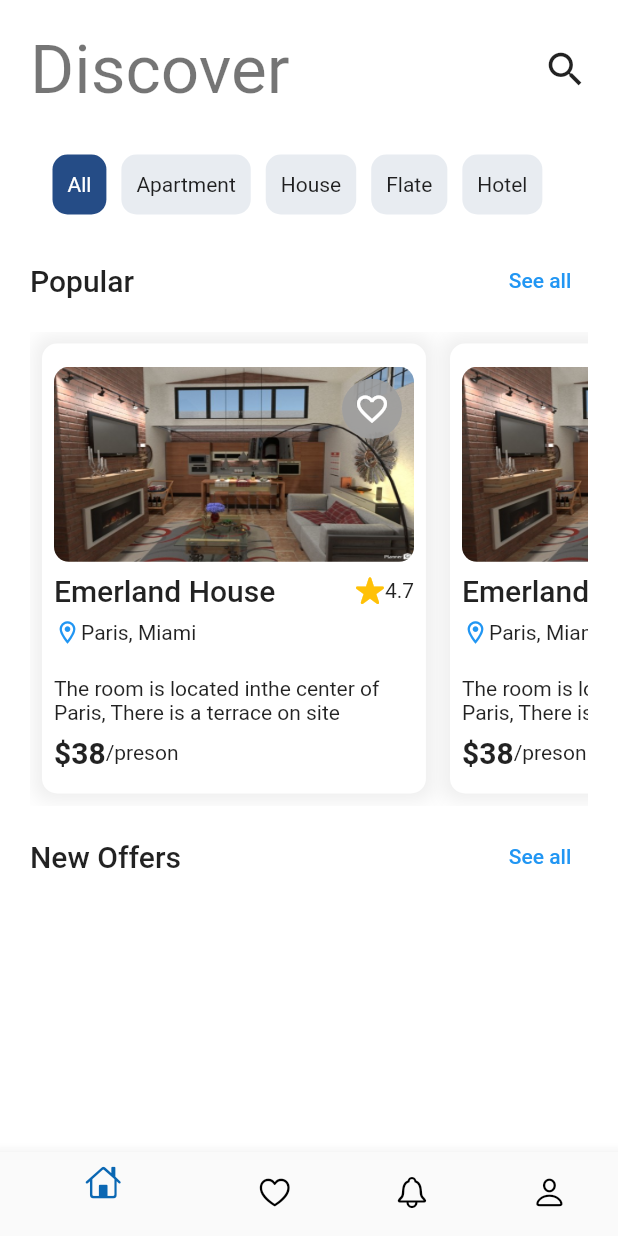
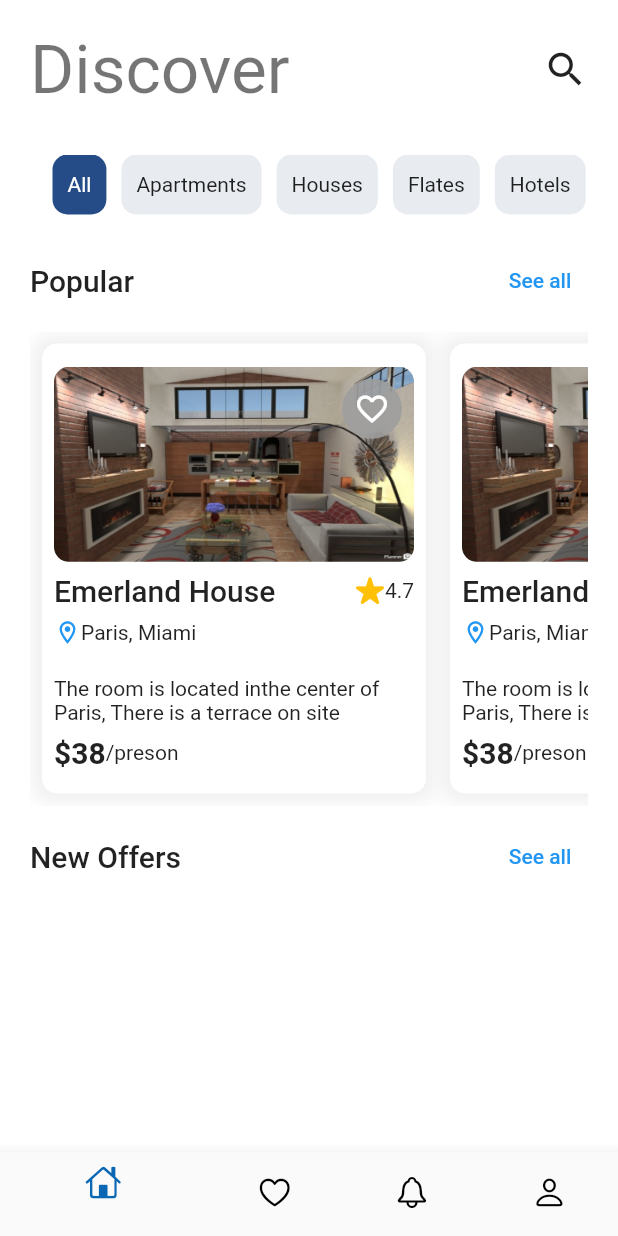
Before and after one commit to SAMIULLAH-KALHORO-DEV/Real-State-App-UI, a Flutter app: the screen it shows after launch, on a phone screen of 412 x 824 dp. Run offline on Flutter 3.47's test engine with Material 2 defaults, Android fonts, the light colour scheme and no system bars.

Commit message:
some changes

```diff
--- a/lib/home/home.dart
+++ b/lib/home/home.dart
@@ -9,10 +9,10 @@ class Home extends StatelessWidget {
   Widget build(BuildContext context) {
     List<String> rowList = [
       'All',
-      'Apartment',
-      'House',
-      'Flate',
-      'Hotel',
+      'Apartments',
+      'Houses',
+      'Flates',
+      'Hotels',
     ];
     return Scaffold(
       backgroundColor: Colors.white,
```
